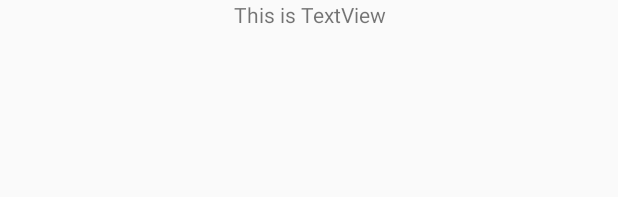
After one commit to HuangJiaTong/2018118133-android, an Android app: the layout activity_text.xml on its own in the app's theme, with its tools: preview values and no code run, on a phone screen of 412 x 824 dp. The commit adds this screen. Shown: the top 197 px of the screen. Run offline under Robolectric (Android 15) with nearby library versions, the phone set to English and light mode, and no system bars.

Commit message:
添加TextView和EditView

```diff
--- a/AndroidLab_3/hjtAndroidLab_3/app/src/main/AndroidManifest.xml
+++ b/AndroidLab_3/hjtAndroidLab_3/app/src/main/AndroidManifest.xml
@@ -9,6 +9,8 @@
         android:roundIcon="@mipmap/ic_launcher_round"
         android:supportsRtl="true"
         android:theme="@style/AppTheme">
+        <activity android:name=".EditActivity"></activity>
+        <activity android:name=".TextActivity" />
         <activity android:name=".MainActivity">
             <intent-filter>
                 <action android:name="android.intent.action.MAIN" />
--- a/AndroidLab_3/hjtAndroidLab_3/app/src/main/res/layout/activity_main.xml
+++ b/AndroidLab_3/hjtAndroidLab_3/app/src/main/res/layout/activity_main.xml
@@ -35,11 +35,14 @@
 
             <Button
                 android:id="@+id/button4"
-                android:text="add_Button"
+                android:text="Add_Button"
                 android:layout_gravity="right|bottom"
                 app:layout_widthPercent="50%"
                 app:layout_heightPercent="50%"
                 android:textAllCaps="false"/>
+            <EditText
+                android:layout_width="match_parent"
+                android:layout_height="wrap_content"/>
 
         </androidx.percentlayout.widget.PercentFrameLayout>
 </FrameLayout>
--- /dev/null
+++ b/AndroidLab_3/hjtAndroidLab_3/app/src/main/res/layout/activity_text.xml
@@ -0,0 +1,14 @@
+<?xml version="1.0" encoding="utf-8"?>
+<androidx.constraintlayout.widget.ConstraintLayout xmlns:android="http://schemas.android.com/apk/res/android"
+    xmlns:app="http://schemas.android.com/apk/res-auto"
+    xmlns:tools="http://schemas.android.com/tools"
+    android:layout_width="match_parent"
+    android:layout_height="match_parent"
+    tools:context=".TextActivity">
+    <TextView
+        android:layout_width="match_parent"
+        android:layout_height="wrap_content"
+        android:gravity="center"
+        android:text="This is TextView"/>
+
+</androidx.constraintlayout.widget.ConstraintLayout>
```
Also changed, not shown: AndroidLab_3/hjtAndroidLab_3/app/src/main/java/com/example/hjtandroidlab_3/EditActivity.java (added, +14 -0 lines), AndroidLab_3/hjtAndroidLab_3/app/src/main/java/com/example/hjtandroidlab_3/MainActivity.java (+18 -0 lines), AndroidLab_3/hjtAndroidLab_3/app/src/main/java/com/example/hjtandroidlab_3/TextActivity.java (added, +14 -0 lines), AndroidLab_3/hjtAndroidLab_3/app/src/main/res/layout/activity_edit.xml (added, +14 -0 lines).
